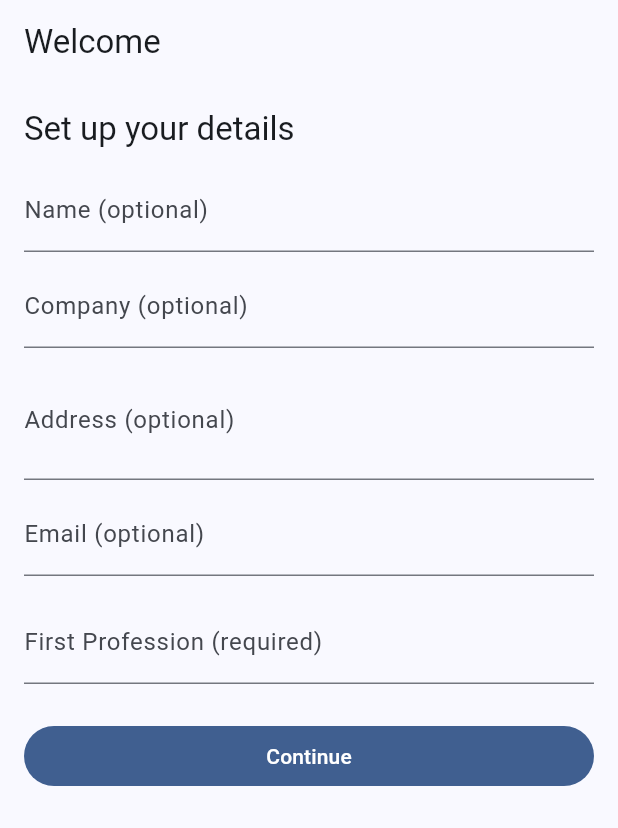
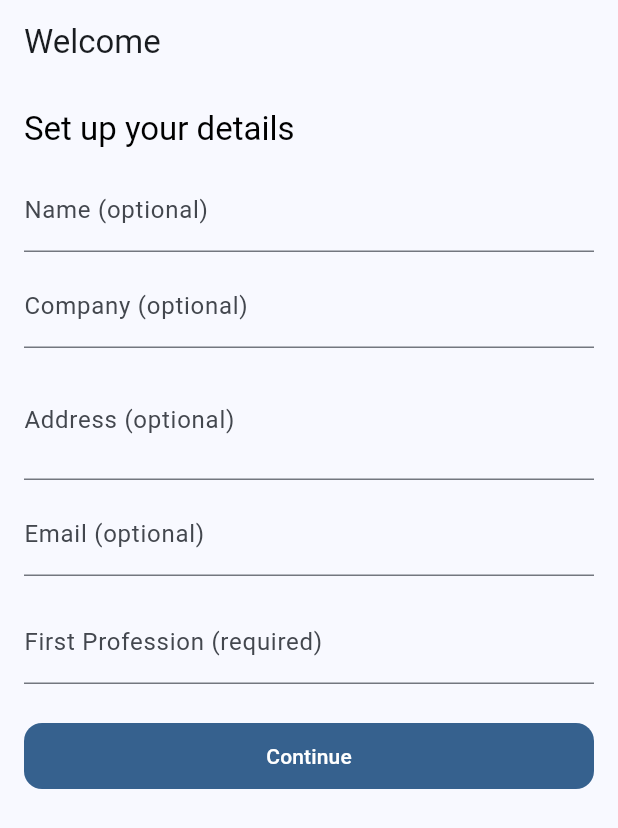
Before and after one commit to ben78baker/CPD_Tracker, a Flutter app: the screen it shows after launch, on a phone screen of 412 x 824 dp. Shown: the top 828 px of the screen. Run offline on Flutter 3.47's test engine with Material 3 defaults, Android fonts, the light colour scheme and no system bars; our stand-ins replace google_fonts, shared_preferences; missing offline and left inert: mobile_scanner.

```diff
--- a/lib/home_page.dart
+++ b/lib/home_page.dart
@@ -295,7 +295,10 @@ class _ProfessionCard extends StatelessWidget {
                   Expanded(
                     child: Text(
                       name,
-                      style: Theme.of(context).textTheme.titleMedium,
+                      style: Theme.of(context).textTheme.titleLarge?.copyWith(
+                            fontWeight: FontWeight.bold,
+                            fontSize: 22,
+                          ),
                       overflow: TextOverflow.ellipsis,
                     ),
                   ),
@@ -326,7 +329,7 @@ class _ProfessionCard extends StatelessWidget {
                   ),
                   const SizedBox(width: 8),
                   Expanded(
-                    child: OutlinedButton.icon(
+                    child: FilledButton.icon(
                       onPressed: onScan,
                       icon: const Icon(Icons.qr_code_scanner),
                       label: const Text('Scan QR'),
@@ -340,7 +343,7 @@ class _ProfessionCard extends StatelessWidget {
               // View records full-width
               SizedBox(
                 width: double.infinity,
-                child: OutlinedButton.icon(
+                    child: FilledButton.icon(
                   onPressed: onView,
                   icon: const Icon(Icons.list),
                   label: const Text('View Records'),
--- a/lib/main.dart
+++ b/lib/main.dart
@@ -4,6 +4,49 @@ import 'qr_scan_page.dart';
 import 'onboarding_page.dart';
 import 'settings_store.dart';
 
+final ThemeData appTheme = ThemeData(
+  // Blue across the app; FilledButtons will use this automatically
+  colorScheme: ColorScheme.fromSeed(seedColor: Colors.blue),
+  useMaterial3: true,
+  textTheme: Typography.blackMountainView.apply(
+    fontFamily: 'Roboto', // or another font family available in Flutter
+    bodyColor: Colors.black,
+    displayColor: Colors.black,
+  ).copyWith(
+    bodyMedium: const TextStyle(fontSize: 16.0),
+    titleMedium: const TextStyle(fontSize: 18.0, fontWeight: FontWeight.bold),
+    labelLarge: const TextStyle(fontSize: 14.0, fontWeight: FontWeight.w500),
+  ),
+  filledButtonTheme: FilledButtonThemeData(
+    style: ButtonStyle(
+      padding: const WidgetStatePropertyAll(
+        EdgeInsets.symmetric(vertical: 12, horizontal: 16),
+      ),
+      shape: WidgetStatePropertyAll(
+        RoundedRectangleBorder(borderRadius: BorderRadius.circular(12)),
+      ),
+    ),
+  ),
+  outlinedButtonTheme: OutlinedButtonThemeData(
+    style: ButtonStyle(
+      foregroundColor: const WidgetStatePropertyAll(Colors.blue),
+      padding: const WidgetStatePropertyAll(
+        EdgeInsets.symmetric(vertical: 12, horizontal: 16),
+      ),
+      shape: WidgetStatePropertyAll(
+        RoundedRectangleBorder(borderRadius: BorderRadius.circular(12)),
+      ),
+    ),
+  ),
+  textButtonTheme: TextButtonThemeData(
+    style: ButtonStyle(
+      foregroundColor: const WidgetStatePropertyAll(Colors.blue),
+      padding: const WidgetStatePropertyAll(
+        EdgeInsets.symmetric(vertical: 12, horizontal: 16),
+      ),
+    ),
+  ),
+);
 
 void main() async {
   WidgetsFlutterBinding.ensureInitialized();
@@ -24,10 +67,7 @@ class MyApp extends StatelessWidget {
     return MaterialApp(
       title: 'CPD Tracker',
       debugShowCheckedModeBanner: false,
-      theme: ThemeData(
-        colorScheme: ColorScheme.fromSeed(seedColor: const Color(0xFF1565C0)),
-        useMaterial3: true,
-      ),
+      theme: appTheme,
       home: FutureBuilder<bool>(
         future: _shouldStartOnboarding(),
         builder: (context, snapshot) {
```
